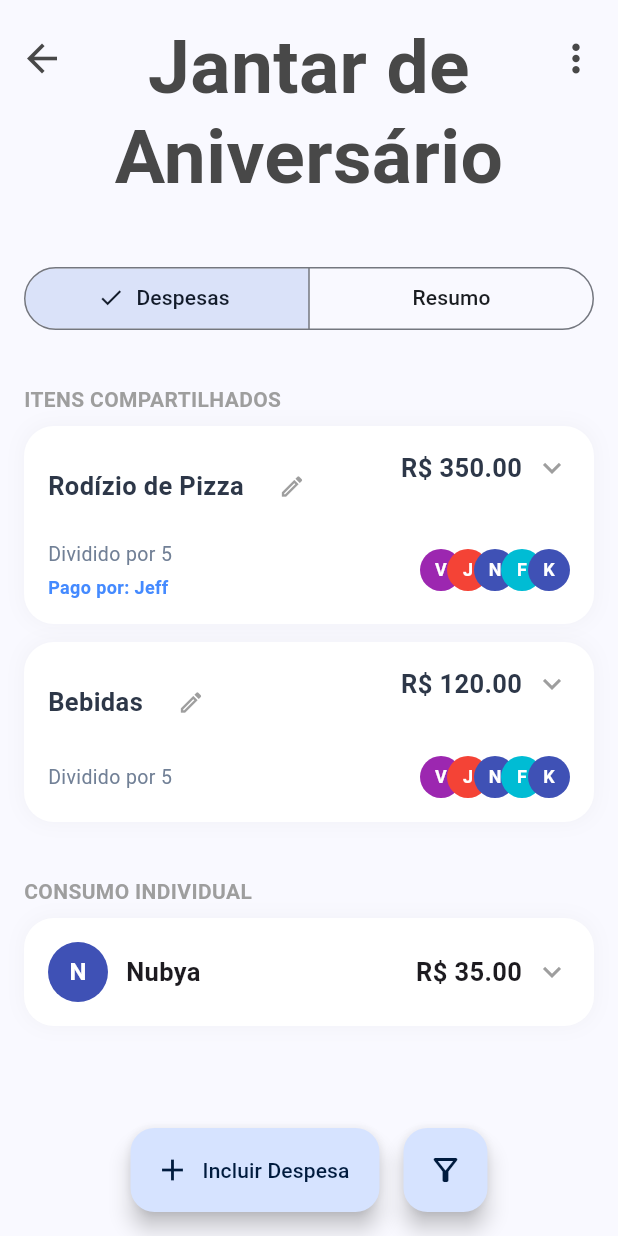
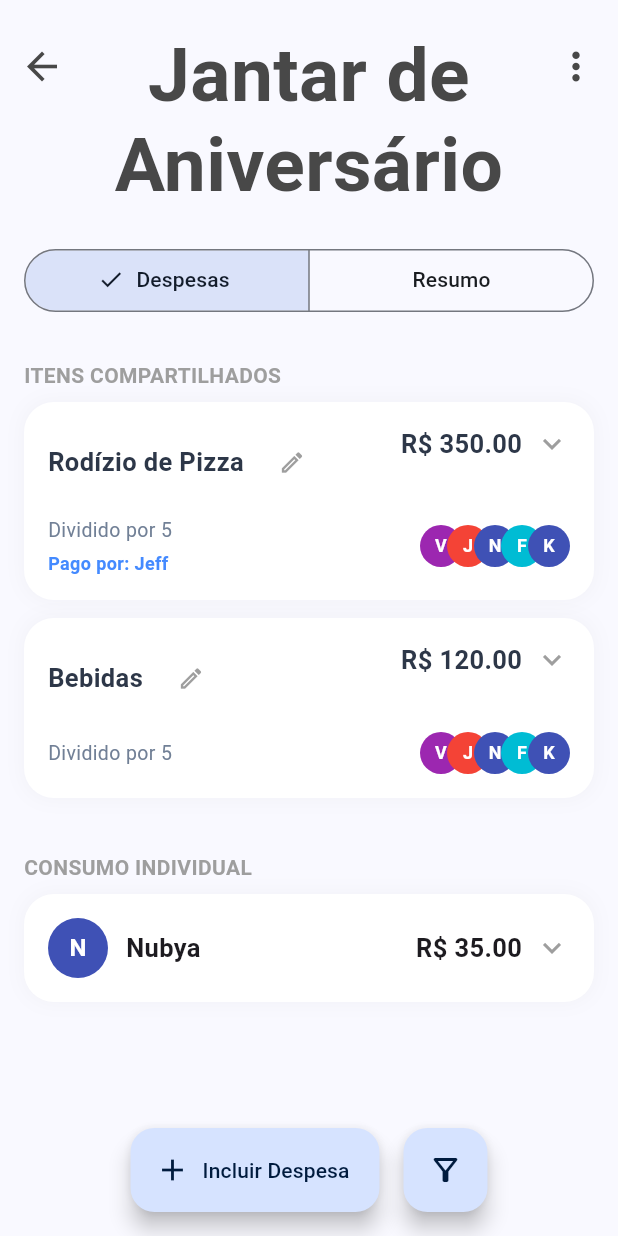
Before and after one commit to miike26/rachaae, a Flutter app: the screen it shows after launch, after a tap on "Jantar de Aniversário", on a phone screen of 412 x 824 dp. Run offline on Flutter 3.47's test engine with Material 3 defaults, Android fonts, the light colour scheme and no system bars; our stand-ins replace flutter_animate, google_fonts, shared_preferences.

Commit message:
atualizado com tela de despesa quase final

```diff
--- a/lib/screens/racha_details_screen.dart
+++ b/lib/screens/racha_details_screen.dart
@@ -245,7 +245,7 @@ class _RachaDetailsScreenState extends State<RachaDetailsScreen> with SingleTick
         child: Column(
           children: [
             Padding(
-              padding: const EdgeInsets.symmetric(horizontal: 4.0, vertical: 15.0),
+              padding: const EdgeInsets.symmetric(horizontal: 4.0, vertical: 20.0),
               child: Row(
                 crossAxisAlignment: CrossAxisAlignment.start,
                 children: [
@@ -299,7 +299,7 @@ class _RachaDetailsScreenState extends State<RachaDetailsScreen> with SingleTick
                 ],
               ),
             ),
-            const SizedBox(height: 24),
+            const SizedBox(height: 2),
             Padding(
               padding: const EdgeInsets.symmetric(horizontal: 16.0),
               child: SizedBox(
@@ -315,7 +315,7 @@ class _RachaDetailsScreenState extends State<RachaDetailsScreen> with SingleTick
                 ),
               ),
             ),
-            const SizedBox(height: 24),
+            const SizedBox(height: 20),
             Expanded(
               child: TabBarView(
                 controller: _tabController,
```
